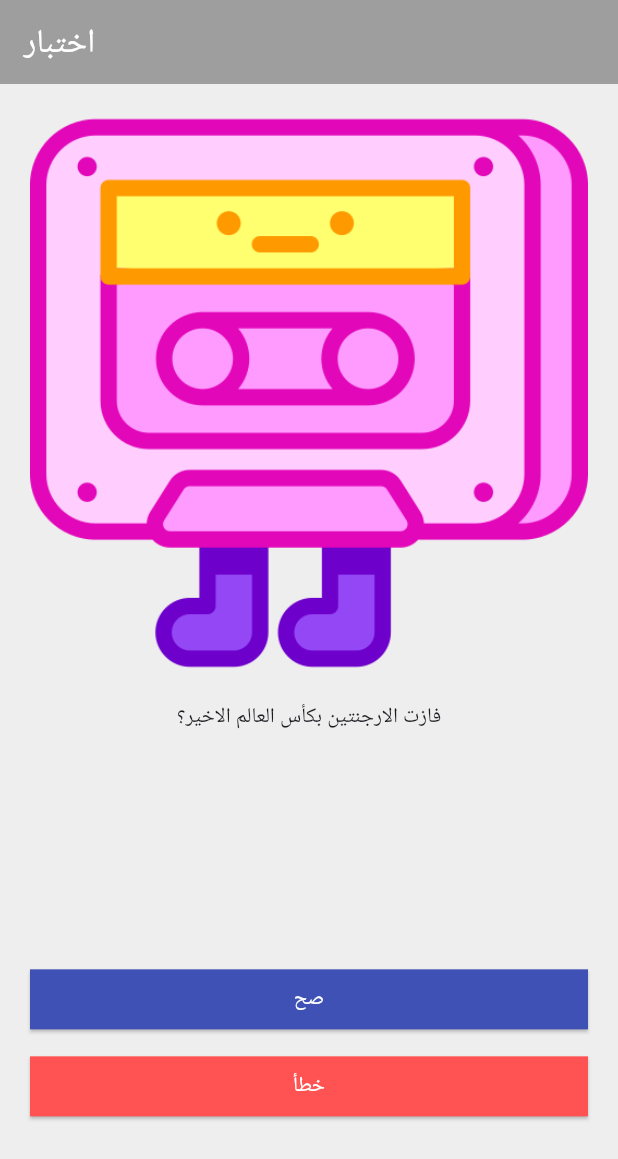
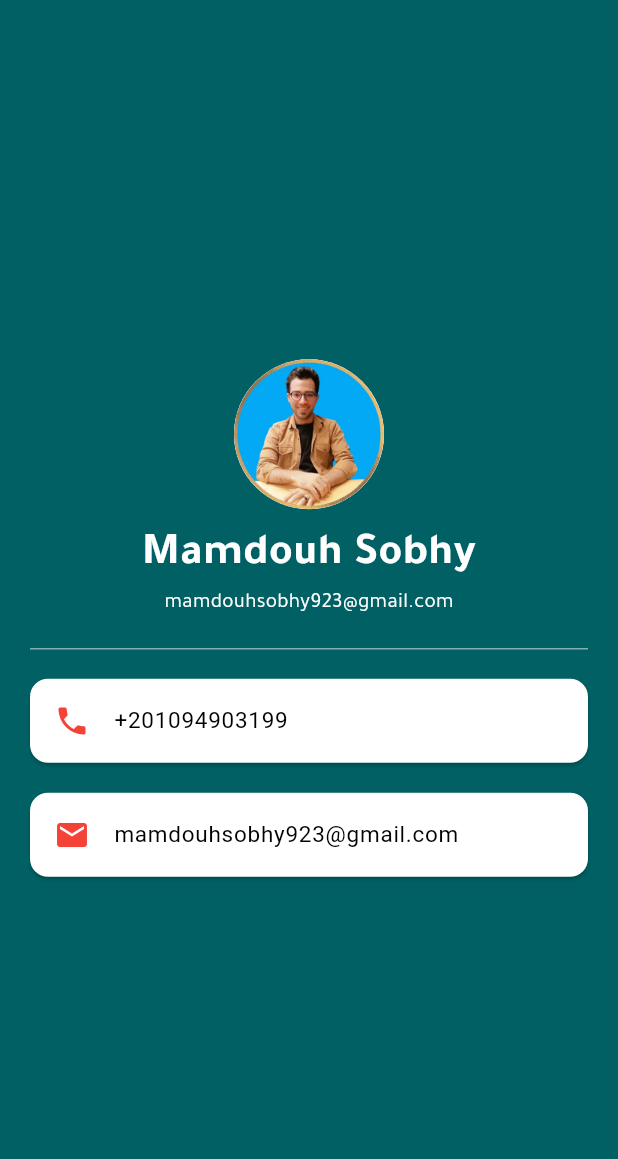
Before and after one commit to mamdouhsobhy/Flutter_fekraapp, a Flutter app: the screen it shows after launch, on a phone screen of 412 x 824 dp. Shown: the top 1159 px of the screen. Run offline on Flutter 3.47's test engine with Material 3 defaults, Android fonts, the phone set to English and light mode, and no system bars; our stand-ins replace audioplayers, rflutter_alert.

Commit message:
btakati app

```diff
--- /dev/null
+++ b/lib/btakatiApp/btakatiApp.dart
@@ -0,0 +1,57 @@
+import 'package:flutter/material.dart';
+
+
+void main(){
+  runApp(BtakatiApp());
+}
+
+class BtakatiApp extends StatelessWidget {
+  const BtakatiApp({super.key});
+
+  @override
+  Widget build(BuildContext context) {
+    return MaterialApp(
+      home: Scaffold(
+        backgroundColor: Colors.cyan[900],
+        body: SafeArea(
+          child: Column(
+            mainAxisAlignment: MainAxisAlignment.center,
+            children: [
+              CircleAvatar(
+                backgroundImage: AssetImage("images/mamdouh.jpg"),
+                radius: 50,
+              ),
+              SizedBox(height: 10),
+              Text("Mamdouh Sobhy",style: TextStyle(color: Colors.white,fontSize: 30,fontFamily: "tajawal",fontWeight: FontWeight.bold),),
+              Text("mamdouhsobhy923@gmail.com",style: TextStyle(color: Colors.white,fontFamily: "tajawal",fontSize: 14)),
+              SizedBox(height: 40,
+              child: Padding(
+                padding: const EdgeInsets.symmetric(horizontal: 20.0),
+                child: Divider(
+                  color: Colors.white.withOpacity(0.5),
+                ),
+              ),),
+              Card(
+                margin: EdgeInsets.symmetric(horizontal: 20),
+                color: Colors.white,
+                child: ListTile(
+                  leading: Icon(Icons.phone,color: Colors.red,),
+                  title: Text("+201094903199",style: TextStyle(color: Colors.black,fontSize: 15),),
+                ),
+              ),
+              SizedBox(height: 20),
+              Card(
+                margin: EdgeInsets.symmetric(horizontal: 20),
+                color: Colors.white,
+                child:  ListTile(
+                  leading: Icon(Icons.mail,color: Colors.red,),
+                  title: Text("mamdouhsobhy923@gmail.com",style: TextStyle(color: Colors.black,fontSize: 15),),
+                ),
+              )
+            ],
+          ),
+        ),
+      ),
+    );
+  }
+}
--- a/lib/examApp/examApp.dart
+++ b/lib/examApp/examApp.dart
@@ -7,9 +7,9 @@ import 'package:flutter/material.dart';
 import 'package:flutter/widgets.dart';
 import 'package:rflutter_alert/rflutter_alert.dart';
 
-void main() {
-  runApp(ExamApp());
-}
+// void main() {
+//   runApp(ExamApp());
+// }
 
 class ExamApp extends StatelessWidget {
   @override
```
Also changed, not shown: pubspec.yaml (+8 -0 lines).
